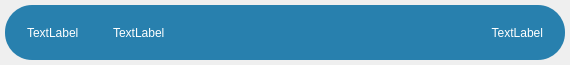
Before: the Qt Designer form DokanOnlineMarket/WalletGuiWidget.ui in Hossam-H22/Dokan_OnlineMarket, drawn with Qt 5.
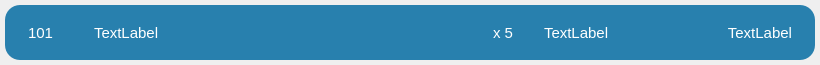
After: the same form once the commit is applied.

What changed in the file:
```diff
--- a/DokanOnlineMarket/WalletGuiWidget.ui
+++ b/DokanOnlineMarket/WalletGuiWidget.ui
@@ -6,10 +6,16 @@
    <rect>
     <x>0</x>
     <y>0</y>
-    <width>570</width>
+    <width>820</width>
     <height>65</height>
    </rect>
   </property>
+  <property name="minimumSize">
+   <size>
+    <width>0</width>
+    <height>65</height>
+   </size>
+  </property>
   <property name="windowTitle">
    <string>Form</string>
   </property>
@@ -31,7 +37,7 @@
      <property name="styleSheet">
       <string notr="true">*{
 background-color: #2880AE;
-border-radius: 27px;
+border-radius: 15px;
 color: #ffffff;
 padding : 0 5px 0 5px;
 }</string>
@@ -47,22 +53,50 @@
        <widget class="QLabel" name="lb_id">
         <property name="maximumSize">
          <size>
-          <width>80</width>
+          <width>60</width>
           <height>16777215</height>
          </size>
         </property>
+        <property name="font">
+         <font>
+          <pointsize>11</pointsize>
+         </font>
+        </property>
         <property name="text">
-         <string>TextLabel</string>
+         <string>101</string>
         </property>
        </widget>
       </item>
       <item>
        <widget class="QLabel" name="lb_name">
+        <property name="font">
+         <font>
+          <pointsize>11</pointsize>
+         </font>
+        </property>
         <property name="text">
          <string>TextLabel</string>
         </property>
        </widget>
       </item>
+      <item>
+       <widget class="QLabel" name="lb_quantity">
+        <property name="maximumSize">
+         <size>
+          <width>45</width>
+          <height>16777215</height>
+         </size>
+        </property>
+        <property name="font">
+         <font>
+          <pointsize>11</pointsize>
+         </font>
+        </property>
+        <property name="text">
+         <string>x 5</string>
+        </property>
+       </widget>
+      </item>
       <item>
        <widget class="QLabel" name="lb_price">
         <property name="maximumSize">
@@ -70,6 +104,32 @@
           <width>130</width>
           <height>16777215</height>
          </size>
+        </property>
+        <property name="font">
+         <font>
+          <pointsize>11</pointsize>
+         </font>
+        </property>
+        <property name="text">
+         <string>TextLabel</string>
+        </property>
+        <property name="alignment">
+         <set>Qt::AlignLeading|Qt::AlignLeft|Qt::AlignVCenter</set>
+        </property>
+       </widget>
+      </item>
+      <item>
+       <widget class="QLabel" name="lb_date">
+        <property name="maximumSize">
+         <size>
+          <width>130</width>
+          <height>16777215</height>
+         </size>
+        </property>
+        <property name="font">
+         <font>
+          <pointsize>11</pointsize>
+         </font>
         </property>
         <property name="text">
          <string>TextLabel</string>
```
